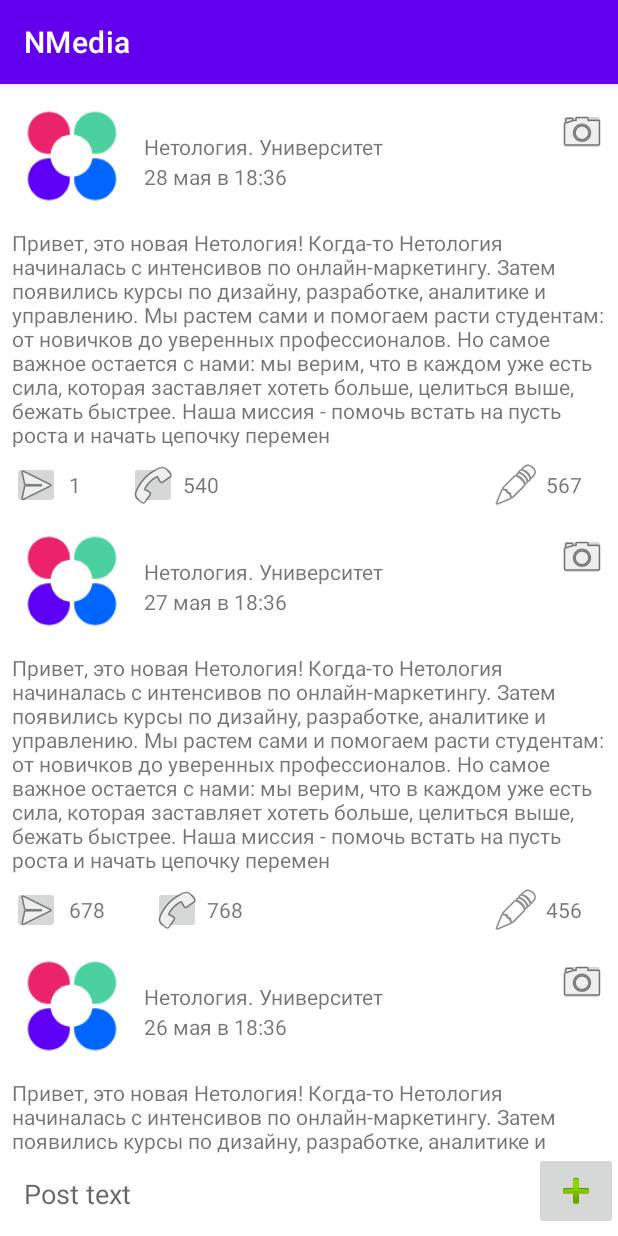
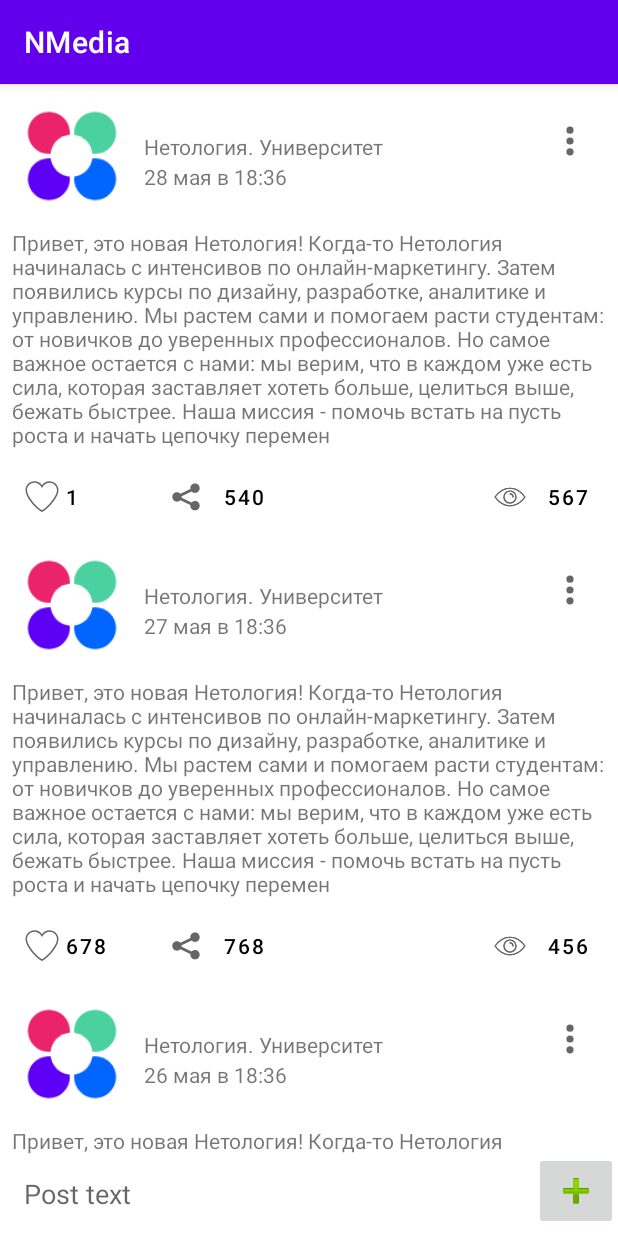
Before and after one commit to Sergey190783/AndroidHomework, an Android app: the screen it shows after launch (MainActivity), on a phone screen of 412 x 824 dp. Run offline under Robolectric (Android 15) with nearby library versions, the phone set to English and light mode, and no system bars.

Commit message:
Добавил MaterialDesign

```diff
--- a/app/src/main/java/ru/netology/nmedia/presentation/PostsAdapter.kt
+++ b/app/src/main/java/ru/netology/nmedia/presentation/PostsAdapter.kt
@@ -1,5 +1,6 @@
 package ru.netology.nmedia.presentation
 
+import android.util.Log
 import android.view.LayoutInflater
 import android.view.View
 import android.view.ViewGroup
@@ -8,6 +9,8 @@ import android.widget.PopupMenu
 import android.widget.TextView
 import androidx.recyclerview.widget.ListAdapter
 import androidx.recyclerview.widget.RecyclerView
+import com.google.android.material.button.MaterialButton
+import com.google.android.material.checkbox.MaterialCheckBox
 import ru.netology.nmedia.R
 import ru.netology.nmedia.data.Post
 import ru.netology.nmedia.utils.PostDiffCallback
@@ -28,16 +31,14 @@ class PostsAdapter(
     }
 
     inner class PostViewHolder(itemView: View) : RecyclerView.ViewHolder(itemView) {
-        private val btnLike: ImageButton = itemView.findViewById(R.id.btn_like)
-        private val btnShare: ImageButton = itemView.findViewById(R.id.btn_share)
+        private val btnLike: MaterialButton = itemView.findViewById(R.id.btn_like)
+        private val btnShare: MaterialButton = itemView.findViewById(R.id.btn_share)
+        private val btnViews: MaterialButton = itemView.findViewById(R.id.btn_views)
+        private val menu: MaterialButton = itemView.findViewById(R.id.card_menu)
 
-        private val tvLikes: TextView = itemView.findViewById(R.id.tv_likes)
-        private val tvShares: TextView = itemView.findViewById(R.id.tv_share)
         private val tvGreeting: TextView = itemView.findViewById(R.id.tv_greeting)
         private val tvDate: TextView = itemView.findViewById(R.id.tv_date)
         private val tvAuthor: TextView = itemView.findViewById(R.id.tv_author)
-        private val tvViews: TextView = itemView.findViewById(R.id.tv_views)
-        private val menu: ImageButton = itemView.findViewById(R.id.card_menu)
 
         fun bind(
             post: Post
@@ -45,10 +46,12 @@ class PostsAdapter(
             tvGreeting.text = post.content
             tvDate.text = post.published
             tvAuthor.text = post.author
+            btnLike.isChecked = post.likedByMe
 
-            tvLikes.text = post.likes.toString()
-            tvShares.text = post.reposts.toString()
-            tvViews.text = post.views.toString()
+            btnLike.text = post.likes.toString()
+            btnShare.text = post.reposts.toString()
+
+            btnViews.text = post.views.toString()
 
             btnLike.setOnClickListener {
                 interaction.onLike(post.id)
--- /dev/null
+++ b/app/src/main/res/color/like_checkbox_tint.xml
@@ -0,0 +1,6 @@
+<?xml version="1.0" encoding="utf-8"?>
+<selector xmlns:android="http://schemas.android.com/apk/res/android">
+    <item android:color="#ff0000"
+        android:state_checked="true" />
+    <item android:color="?attr/colorControlNormal" />
+</selector>
--- /dev/null
+++ b/app/src/main/res/drawable/ic_empty_like.xml
@@ -0,0 +1,4 @@
+<vector android:height="24dp" android:viewportHeight="48"
+    android:viewportWidth="48" android:width="24dp" xmlns:android="http://schemas.android.com/apk/res/android">
+    <path android:fillColor="#FF000000" android:fillType="evenOdd" android:pathData="M24.804,43.648L24,44l-0.804,-0.352C12.862,37.313 2,22.893 2,14.884C2.035,8.326 7.404,3.002 14,3.002c4.169,0 7.849,2.128 10,5.349c2.151,-3.221 5.831,-5.349 10,-5.349c6.596,0 11.965,5.324 12,11.882C46,22.893 35.138,37.313 24.804,43.648zM34,4.993c-3.354,0 -6.469,1.667 -8.335,4.46L24,11.946l-1.665,-2.494C20.469,6.66 17.354,4.993 14,4.993c-5.484,0 -9.971,4.442 -10,9.891c0,7.064 10.234,20.808 20,26.917c9.766,-6.109 20,-19.852 20,-26.907C43.971,9.435 39.484,4.993 34,4.993z"/>
+</vector>
--- /dev/null
+++ b/app/src/main/res/drawable/ic_like.xml
@@ -0,0 +1,4 @@
+<vector android:height="24dp" android:viewportHeight="512"
+    android:viewportWidth="512" android:width="24dp" xmlns:android="http://schemas.android.com/apk/res/android">
+    <path android:fillColor="#FF7979" android:pathData="M365.4,59.628c60.56,0 109.6,49.03 109.6,109.47c0,109.47 -109.6,171.8 -219.06,281.271C146.47,340.898 37,278.568 37,169.099c0,-60.44 49.04,-109.47 109.47,-109.47c54.73,0 82.1,27.37 109.47,82.1C283.3,86.999 310.67,59.628 365.4,59.628z"/>
+</vector>
--- /dev/null
+++ b/app/src/main/res/drawable/ic_like_48dp.xml
@@ -0,0 +1,5 @@
+<?xml version="1.0" encoding="utf-8"?>
+<selector xmlns:android="http://schemas.android.com/apk/res/android">
+    <item android:drawable="@drawable/ic_like" android:state_checked="true" />
+    <item android:drawable="@drawable/ic_empty_like" />
+</selector>
--- /dev/null
+++ b/app/src/main/res/drawable/ic_share.xml
@@ -0,0 +1,4 @@
+<vector android:height="24dp" android:viewportHeight="64"
+    android:viewportWidth="64" android:width="24dp" xmlns:android="http://schemas.android.com/apk/res/android">
+    <path android:fillColor="#FF000000" android:pathData="M48,39.26c-2.377,0 -4.515,1 -6.033,2.596L24.23,33.172c0.061,-0.408 0.103,-0.821 0.103,-1.246c0,-0.414 -0.04,-0.818 -0.098,-1.215l17.711,-8.589c1.519,1.609 3.667,2.619 6.054,2.619c4.602,0 8.333,-3.731 8.333,-8.333c0,-4.603 -3.731,-8.333 -8.333,-8.333s-8.333,3.73 -8.333,8.333c0,0.414 0.04,0.817 0.098,1.215l-17.711,8.589c-1.519,-1.609 -3.666,-2.619 -6.054,-2.619c-4.603,0 -8.333,3.731 -8.333,8.333c0,4.603 3.73,8.333 8.333,8.333c2.377,0 4.515,-1 6.033,-2.596l17.737,8.684c-0.061,0.407 -0.103,0.821 -0.103,1.246c0,4.603 3.731,8.333 8.333,8.333s8.333,-3.73 8.333,-8.333C56.333,42.99 52.602,39.26 48,39.26z"/>
+</vector>
--- /dev/null
+++ b/app/src/main/res/drawable/ic_three_dots.xml
@@ -0,0 +1,4 @@
+<vector android:height="24dp" android:viewportHeight="20"
+    android:viewportWidth="20" android:width="24dp" xmlns:android="http://schemas.android.com/apk/res/android">
+    <path android:fillColor="#FF000000" android:pathData="M10,12a2,2 0,1 1,0 -4,2 2,0 0,1 0,4zM10,6a2,2 0,1 1,0 -4,2 2,0 0,1 0,4zM10,18a2,2 0,1 1,0 -4,2 2,0 0,1 0,4z"/>
+</vector>
--- /dev/null
+++ b/app/src/main/res/drawable/ic_views.xml
@@ -0,0 +1,18 @@
+<vector android:height="24dp" android:viewportHeight="512"
+    android:viewportWidth="512" android:width="24dp" xmlns:android="http://schemas.android.com/apk/res/android">
+    <path android:fillColor="#00000000"
+        android:pathData="M43.906,255.937C161.103,89.354 351,89.354 468,255.937v0.126c-117,166.583 -306.788,166.583 -423.985,0"
+        android:strokeColor="#000000" android:strokeLineCap="round"
+        android:strokeLineJoin="round" android:strokeWidth="16"/>
+    <path android:fillColor="#00000000"
+        android:pathData="M255.813,256m-85.5,0a85.5,85.5 0,1 1,171 0a85.5,85.5 0,1 1,-171 0"
+        android:strokeColor="#000000" android:strokeLineCap="round"
+        android:strokeLineJoin="round" android:strokeWidth="16"/>
+    <path android:fillColor="#00000000"
+        android:pathData="M256.313,211.5c23.748,0 43,19.252 43,43"
+        android:strokeColor="#000000" android:strokeLineCap="round"
+        android:strokeLineJoin="round" android:strokeWidth="16"/>
+    <path android:fillColor="#FF000000" android:pathData="M256.08,389c-40.34,0 -79.631,-10.86 -116.784,-32.281c-38.137,-21.987 -72.319,-54.197 -101.604,-95.739c-2.2,-2.709 -2.437,-6.65 -0.329,-9.646c29.332,-41.693 63.597,-74.01 101.841,-96.054c37.16,-21.418 76.468,-32.28 116.82,-32.28c0.032,0 0.057,0 0.089,0c40.357,0.016 79.648,10.893 116.782,32.329c38.188,22.044 72.389,54.347 101.651,96.01c0.945,1.347 1.453,2.953 1.453,4.598v0.126c0,1.646 -0.508,3.251 -1.453,4.598c-29.264,41.664 -63.458,73.967 -101.633,96.01C335.79,378.106 296.511,388.983 256.168,389C256.139,389 256.109,389 256.08,389zM53.747,255.925C108.498,331.474 180.171,373 256.08,373c0.029,0 0.055,0 0.083,0c75.853,-0.03 147.426,-41.529 202.057,-117c-54.631,-75.471 -126.224,-116.97 -202.112,-117c-0.023,0 -0.059,0 -0.082,0C180.125,139 108.488,180.461 53.747,255.925z"/>
+    <path android:fillColor="#FF000000" android:pathData="M255.813,349.5c-51.556,0 -93.5,-41.944 -93.5,-93.5c0,-51.556 41.944,-93.5 93.5,-93.5c51.556,0 93.5,41.944 93.5,93.5C349.313,307.556 307.368,349.5 255.813,349.5zM255.813,178.5c-42.733,0 -77.5,34.767 -77.5,77.5s34.767,77.5 77.5,77.5s77.5,-34.767 77.5,-77.5S298.546,178.5 255.813,178.5z"/>
+    <path android:fillColor="#FF000000" android:pathData="M299.313,262.5c-4.418,0 -8,-3.582 -8,-8c0,-19.299 -15.701,-35 -35,-35c-4.418,0 -8,-3.582 -8,-8s3.582,-8 8,-8c28.121,0 51,22.878 51,51C307.313,258.918 303.73,262.5 299.313,262.5z"/>
+</vector>
--- a/app/src/main/res/layout/card.xml
+++ b/app/src/main/res/layout/card.xml
@@ -1,8 +1,10 @@
 <?xml version="1.0" encoding="utf-8"?>
 <androidx.constraintlayout.widget.ConstraintLayout xmlns:android="http://schemas.android.com/apk/res/android"
     xmlns:app="http://schemas.android.com/apk/res-auto"
+    xmlns:tools="http://schemas.android.com/tools"
     android:layout_width="match_parent"
     android:layout_height="wrap_content">
+
     <ImageView
         android:id="@+id/iv_avatar"
         android:layout_width="80dp"
@@ -32,14 +34,15 @@
         app:layout_constraintStart_toEndOf="@id/iv_avatar"
         app:layout_constraintTop_toBottomOf="@+id/tv_author" />
 
-    <ImageButton
-        android:layout_width="@dimen/icon_width"
-        android:layout_height="@dimen/icon_width"
+    <com.google.android.material.button.MaterialButton
+        android:id="@+id/card_menu"
+        style="@style/Widget.AppTheme.DefaultAppButton"
+        android:layout_width="48dp"
+        app:iconGravity="top"
+        android:layout_height="48dp"
         android:layout_margin="@dimen/margin_sides"
-        android:layout_marginEnd="8dp"
         android:contentDescription="@string/button_options"
-        android:src="@android:drawable/ic_menu_camera"
-        android:id="@+id/card_menu"
+        app:icon="@drawable/ic_three_dots"
         app:layout_constraintEnd_toEndOf="parent"
         app:layout_constraintTop_toTopOf="@id/iv_avatar" />
 
@@ -52,64 +55,43 @@
         android:text="@string/greeting"
         app:layout_constraintTop_toBottomOf="@id/iv_avatar" />
 
-    <ImageButton
+    <com.google.android.material.button.MaterialButton
         android:id="@+id/btn_like"
-        android:layout_width="@dimen/icon_width"
-        android:layout_height="@dimen/icon_width"
+        style="@style/Widget.AppTheme.LikeCheckBox"
+        android:layout_width="wrap_content"
+        android:layout_height="wrap_content"
         android:layout_marginStart="@dimen/margin_sides"
         android:layout_marginTop="8dp"
+        android:checkable="true"
         android:contentDescription="@string/image_likes"
-        android:src="@android:drawable/ic_menu_send"
+        app:icon="@drawable/ic_like_48dp"
         app:layout_constraintStart_toStartOf="parent"
-        app:layout_constraintTop_toBottomOf="@id/tv_greeting" />
+        app:layout_constraintTop_toBottomOf="@id/tv_greeting"
+        tools:text="100" />
 
-    <TextView
-        android:id="@+id/tv_likes"
+    <com.google.android.material.button.MaterialButton
+        android:id="@+id/btn_share"
         android:layout_width="wrap_content"
         android:layout_height="wrap_content"
-        android:layout_marginStart="6dp"
-        android:layout_marginTop="6dp"
-        android:text="@string/placeholder_text"
-        app:layout_constraintStart_toEndOf="@id/btn_like"
+        android:layout_marginStart="8dp"
+        android:contentDescription="@string/image_share"
+        app:icon="@drawable/ic_share"
+        tools:text="100"
+        style="@style/Widget.AppTheme.DefaultAppButton"
+        app:layout_constraintStart_toEndOf="@+id/btn_like"
         app:layout_constraintTop_toTopOf="@id/btn_like" />
 
-    <ImageButton
-        android:id="@+id/btn_share"
-        android:layout_width="@dimen/icon_width"
-        android:layout_height="@dimen/icon_width"
-        android:layout_marginStart="32dp"
-        android:contentDescription="@string/image_share"
-        android:src="@android:drawable/ic_menu_call"
-        app:layout_constraintStart_toEndOf="@+id/tv_likes"
-        app:layout_constraintTop_toTopOf="@id/btn_like" />
-
-    <TextView
-        android:id="@+id/tv_share"
+    <com.google.android.material.button.MaterialButton
         android:layout_width="wrap_content"
         android:layout_height="wrap_content"
-        android:layout_marginStart="4dp"
-        android:layout_marginTop="6dp"
-        android:text="@string/placeholder_text"
-        app:layout_constraintStart_toEndOf="@id/btn_share"
-        app:layout_constraintTop_toTopOf="@id/btn_share" />
-
-    <ImageView
-        android:layout_width="@dimen/icon_width"
-        android:layout_height="@dimen/icon_width"
         android:layout_marginEnd="4dp"
+        app:icon="@drawable/ic_views"
+        android:id="@+id/btn_views"
+        android:clickable="false"
+        style="@style/Widget.AppTheme.DefaultAppButton"
         android:contentDescription="@string/image_views"
-        android:src="@android:drawable/ic_menu_edit"
-        app:layout_constraintEnd_toStartOf="@+id/tv_views"
-        app:layout_constraintTop_toTopOf="@id/btn_share" />
-
-    <TextView
-        android:id="@+id/tv_views"
-        android:layout_width="wrap_content"
-        android:layout_height="wrap_content"
-        android:layout_marginTop="6dp"
-        android:layout_marginEnd="24dp"
-        android:text="@string/placeholder_text"
         app:layout_constraintEnd_toEndOf="parent"
+        tools:text="100"
         app:layout_constraintTop_toTopOf="@id/btn_share" />
 
 </androidx.constraintlayout.widget.ConstraintLayout>
--- a/app/src/main/res/values/dimens.xml
+++ b/app/src/main/res/values/dimens.xml
@@ -2,4 +2,5 @@
 <resources>
     <dimen name="icon_width">32dp</dimen>
     <dimen name="margin_sides">8dp</dimen>
+    <dimen name="icon_button_min_size">0dp</dimen>
 </resources>
--- a/app/src/main/res/values/themes.xml
+++ b/app/src/main/res/values/themes.xml
@@ -13,4 +13,22 @@
         <item name="android:statusBarColor" tools:targetApi="l">?attr/colorPrimaryVariant</item>
         <!-- Customize your theme here. -->
     </style>
+
+    <style name="Widget.AppTheme.LikeCheckBox" parent="Widget.MaterialComponents.Button.TextButton.Icon">
+        <item name="iconTint">@color/like_checkbox_tint</item>
+        <item name="android:textAlignment">textStart</item>
+        <item name="android:textColor">?attr/colorOnSurface</item>
+        <item name="minHeight">@dimen/icon_button_min_size</item>
+        <item name="minWidth">@dimen/icon_button_min_size</item>
+    </style>
+
+    <style name="Widget.AppTheme.DefaultAppButton" parent="Widget.MaterialComponents.Button.TextButton.Icon">
+        <item name="iconTint">?attr/colorControlNormal</item>
+        <item name="android:insetLeft">0dp</item>
+        <item name="android:insetRight">0dp</item>
+        <item name="minWidth">@dimen/icon_button_min_size</item>
+        <item name="android:textColor">?attr/colorOnSurface</item>
+        <item name="minHeight">@dimen/icon_button_min_size</item>
+        <item name="color">?attr/colorOnSurface</item>
+    </style>
 </resources>
```
